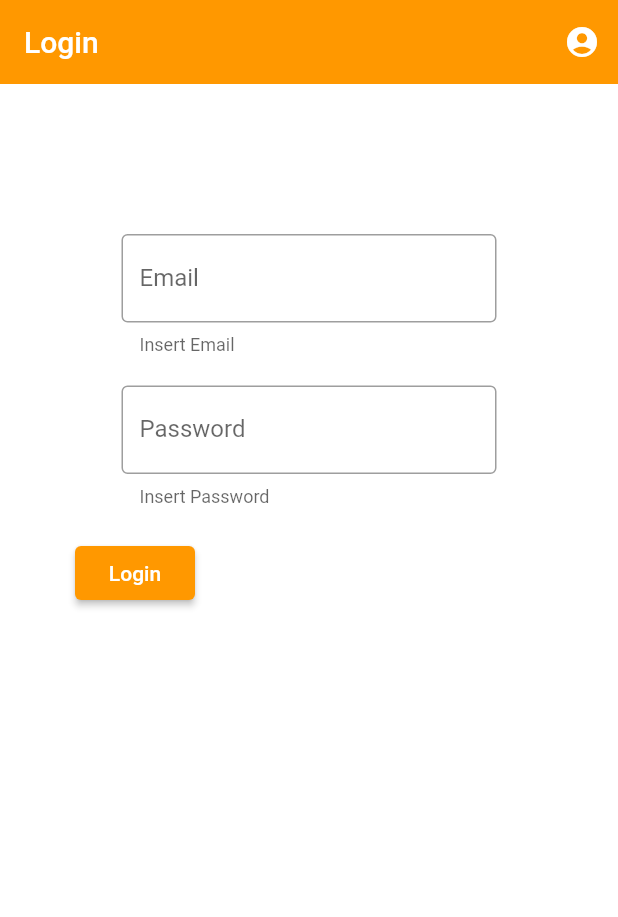
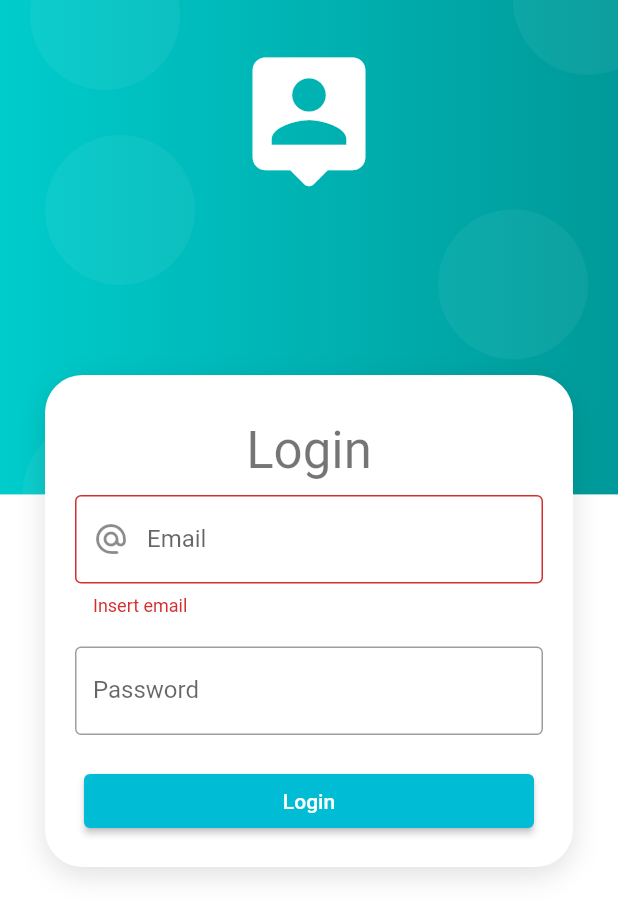
Before and after one commit to SpiritVideogames/trabajo_flutter, a Flutter app: the screen it shows after launch, after a tap on "Login", on a phone screen of 412 x 824 dp. Shown: the top 917 px of the screen. Run offline on Flutter 3.47's test engine with Material 2 defaults, Android fonts, the phone set to English and light mode, and no system bars.

Commit message:
Editing login screen, create loginFormProvider

```diff
--- a/lib/main.dart
+++ b/lib/main.dart
@@ -17,10 +17,11 @@ class MyApp extends StatelessWidget {
       routes: AppRoutes.getAppRoutes(),
       theme: ThemeData.light().copyWith(
           //Color primario
-          primaryColor: Colors.orange[100],
+          scaffoldBackgroundColor: Colors.grey[300],
 
           //appbar thme
-          appBarTheme: const AppBarTheme(color: Colors.orange, elevation: 0)),
+          appBarTheme:
+              AppBarTheme(color: Colors.cyanAccent[200], elevation: 0)),
     );
   }
 }
--- /dev/null
+++ b/lib/providers/login_form_provider.dart
@@ -0,0 +1,12 @@
+import 'package:flutter/material.dart';
+
+class LoginFormProvider extends ChangeNotifier {
+  GlobalKey<FormState> formKey = new GlobalKey<FormState>();
+
+  String email = '';
+  String password = '';
+
+  bool isValidForm() {
+    return formKey.currentState?.validate() ?? false;
+  }
+}
--- a/lib/screens/edit_admin_screen.dart
+++ b/lib/screens/edit_admin_screen.dart
@@ -5,10 +5,18 @@ class EditScreen extends StatelessWidget {
 
   @override
   Widget build(BuildContext context) {
-    return const Scaffold(
-      body: Center(
-
+    return Scaffold(
+      appBar: AppBar(
+        title: const Text('Users'),
+        elevation: 0,
+        actions: [
+          IconButton(
+            icon: const Icon(Icons.account_circle),
+            onPressed: () {},
+          ),
+        ],
       ),
+      body: Center(),
     );
   }
 }
--- a/lib/screens/login_screen.dart
+++ b/lib/screens/login_screen.dart
@@ -1,64 +1,96 @@
 import 'package:flutter/material.dart';
 
 import '../providers/login_api_provider.dart';
-import '../widgets/custom_input_field.dart';
+import '../providers/login_form_provider.dart';
+import '../widgets/widgets.dart';
+import 'package:provider/provider.dart';
 
 class LoginScreen extends StatelessWidget {
   const LoginScreen({Key? key}) : super(key: key);
 
   @override
   Widget build(BuildContext context) {
-    final GlobalKey<FormState> myFormKey = GlobalKey<FormState>();
-    String email = 'raul@gmail.com';
-    String password = '123456';
     return Scaffold(
         backgroundColor: Colors.white,
-      appBar: AppBar(
-        title: const Text('Login'),
-        elevation: 0,
-        actions: [
-          IconButton(
-            icon: const Icon(Icons.account_circle),
-            onPressed: () {},
-          ),
-        ],
-      ),
-      body: Center(
-        child: Form(
-            key: myFormKey,
+        body: AuthBackground(
+            child: SingleChildScrollView(
                 child: Column(
           children: [
-                const SizedBox(height: 100),
-                CustomInputField(key, 'User Email', 'Email', 'Insert Email'),
+            const SizedBox(height: 250),
+            CardContainer(
+                child: Column(
+              children: [
+                const SizedBox(height: 10),
+                Text('Login', style: Theme.of(context).textTheme.headline4),
+                const SizedBox(height: 10),
+                ChangeNotifierProvider(
+                  create: (_) => LoginFormProvider(),
+                  child: _LoginForm(),
+                )
+              ],
+            )),
+          ],
+        ))));
+  }
+}
+
+class _LoginForm extends StatelessWidget {
+  @override
+  Widget build(BuildContext context) {
+    final loginForm = Provider.of<LoginFormProvider>(context);
+    return Form(
+        key: loginForm.formKey,
+        autovalidateMode: AutovalidateMode.onUserInteraction,
+        child: Column(
+          children: [
+            TextFormField(
+                autocorrect: false,
+                keyboardType: TextInputType.emailAddress,
+                decoration: const InputDecoration(
+                  hintText: 'User email',
+                  labelText: 'Email',
+                  prefixIcon: Icon(Icons.alternate_email_rounded),
+                  border: OutlineInputBorder(),
+                ),
+                onChanged: (value) => loginForm.email = value,
+                validator: (value) {
+                  String pattern =
+                      r'^(([^<>()[\]\\.,;:\s@\"]+(\.[^<>()[\]\\.,;:\s@\"]+)*)|(\".+\"))@((\[[0-9]{1,3}\.[0-9]{1,3}\.[0-9]{1,3}\.[0-9]{1,3}\])|(([a-zA-Z\-0-9]+\.)+[a-zA-Z]{2,}))$';
+
+                  RegExp regExp = new RegExp(pattern);
+                  return regExp.hasMatch(value ?? '') ? null : 'Insert email';
+                }),
             const SizedBox(height: 20),
-                CustomInputField(
-                    key, 'User Password', 'Password', 'Insert Password'),
+            TextFormField(
+              autocorrect: false,
+              decoration: const InputDecoration(
+                hintText: 'User password',
+                labelText: 'Password',
+                border: OutlineInputBorder(),
+              ),
+              onChanged: (value) => loginForm.password = value,
+            ),
             const SizedBox(height: 20),
-                Row(
-                  crossAxisAlignment: CrossAxisAlignment.center,
-                  children: [
-                    const SizedBox(width: 50),
-                    ElevatedButton(
+            SizedBox(
+              width: 300,
+              child: ElevatedButton(
                 style: ButtonStyle(
-                        backgroundColor:
-                            MaterialStateProperty.all(Colors.orange),
-                        fixedSize:
-                            MaterialStateProperty.all(const Size(80, 30)),
+                  backgroundColor: MaterialStateProperty.all(Colors.cyan),
+                  fixedSize: MaterialStateProperty.all(
+                      const Size(double.infinity, 30)),
                 ),
                 onPressed: () {
                   FocusScope.of(context).requestFocus(FocusNode());
-
-                        LoginApiProvider().postLogin(email, password);
-
-                        //Navigator(),
+                  if (loginForm.isValidForm()) {
+                    LoginApiProvider()
+                        .postLogin(loginForm.email, loginForm.password);
+                    Navigator.pushNamed(context, 'edit');
+                  }
                 },
-                      child: const Text('Login'),
+                child: const Center(child: Text('Login')),
+              ),
             ),
           ],
-                ),
-              ],
-            )),
-      ),
-    );
+        ));
   }
 }
--- /dev/null
+++ b/lib/widgets/auth_background.dart
@@ -0,0 +1,87 @@
+import 'package:flutter/material.dart';
+import 'package:flutter/src/widgets/container.dart';
+import 'package:flutter/src/widgets/framework.dart';
+
+class AuthBackground extends StatelessWidget {
+  final Widget child;
+
+  const AuthBackground({super.key, required this.child});
+  @override
+  Widget build(BuildContext context) {
+    return Container(
+      width: double.infinity,
+      height: double.infinity,
+      child: Stack(
+        // ignore: prefer_const_literals_to_create_immutables
+        children: [
+          const _ColorBox(),
+          const HeaderIcon(),
+          child,
+        ],
+      ),
+    );
+  }
+}
+
+class HeaderIcon extends StatelessWidget {
+  const HeaderIcon({
+    Key? key,
+  }) : super(key: key);
+
+  @override
+  Widget build(BuildContext context) {
+    return SafeArea(
+      child: Container(
+        width: double.infinity,
+        margin: const EdgeInsets.only(top: 30),
+        child: const Icon(Icons.person_pin_rounded,
+            color: Colors.white, size: 100),
+      ),
+    );
+  }
+}
+
+class _ColorBox extends StatelessWidget {
+  const _ColorBox({super.key});
+
+  @override
+  Widget build(BuildContext context) {
+    final size = MediaQuery.of(context).size;
+    return Container(
+        width: double.infinity,
+        height: size.height * 0.4,
+        decoration: _buildBoxDecoration(),
+        child: Stack(
+          children: [
+            Positioned(top: 90, left: 30, child: _Bubble()),
+            Positioned(top: -40, left: 20, child: _Bubble()),
+            Positioned(top: -50, right: -30, child: _Bubble()),
+            Positioned(bottom: -50, left: 15, child: _Bubble()),
+            Positioned(bottom: 90, right: 20, child: _Bubble()),
+          ],
+        ));
+  }
+
+  BoxDecoration _buildBoxDecoration() {
+    return const BoxDecoration(
+      gradient: LinearGradient(colors: [
+        Color.fromRGBO(0, 204, 204, 1),
+        Color.fromRGBO(0, 153, 153, 1)
+      ]),
+    );
+  }
+}
+
+class _Bubble extends StatelessWidget {
+  @override
+  Widget build(BuildContext context) {
+    return Container(
+      width: 100,
+      height: 100,
+      decoration: BoxDecoration(
+        borderRadius: BorderRadius.circular(100),
+        color: const Color.fromRGBO(255, 255, 255, 0.05),
+      ),
+    );
+  }
+}
--- /dev/null
+++ b/lib/widgets/card_container.dart
@@ -0,0 +1,32 @@
+import 'package:flutter/material.dart';
+
+class CardContainer extends StatelessWidget {
+  final Widget child;
+
+  const CardContainer({Key? key, required this.child}) : super(key: key);
+
+  @override
+  Widget build(BuildContext context) {
+    return Padding(
+      padding: const EdgeInsets.symmetric(horizontal: 30),
+      child: Container(
+        width: double.infinity,
+        padding: EdgeInsets.all(20),
+        decoration: _createCardShape(),
+        child: child,
+      ),
+    );
+  }
+
+  BoxDecoration _createCardShape() => BoxDecoration(
+          color: Colors.white,
+          borderRadius: BorderRadius.circular(25),
+          // ignore: prefer_const_literals_to_create_immutables
+          boxShadow: [
+            const BoxShadow(
+              color: Colors.black12,
+              blurRadius: 15,
+              offset: Offset(0, 5),
+            )
+          ]);
+}
--- a/lib/widgets/custom_input_field.dart
+++ b/lib/widgets/custom_input_field.dart
@@ -4,19 +4,32 @@ class CustomInputField extends StatelessWidget {
   final String? hintText;
   final String? labelText;
   final String? helperText;
+  final TextInputType? keyboardType;
+  final bool obscureText;
+
+  final String formProperty;
+  final Map<String, String> formValues;
 
   const CustomInputField(
-    Key? key,
-    this.hintText,
-    this.labelText,
-    this.helperText,
-  ) : super(key: key);
+      Key? key,
+      this.hintText,
+      this.labelText,
+      this.helperText,
+      this.keyboardType,
+      this.obscureText,
+      this.formProperty,
+      this.formValues)
+      : super(key: key);
 
   @override
   Widget build(BuildContext context) {
     return SizedBox(
-      width: 250,
+      width: 300,
       child: TextFormField(
+        textCapitalization: TextCapitalization.words,
+        keyboardType: keyboardType,
+        obscureText: obscureText,
+        onChanged: (value) => formValues[formProperty] = value,
         autofocus: true,
         validator: (value) {
           if (value == null) return 'Empty Fields';
--- /dev/null
+++ b/lib/widgets/widgets.dart
@@ -0,0 +1,3 @@
+export '../widgets/custom_input_field.dart';
+export '../widgets/auth_background.dart';
+export '../widgets/card_container.dart';
--- a/pubspec.yaml
+++ b/pubspec.yaml
@@ -37,6 +37,7 @@ dependencies:
   # Use with the CupertinoIcons class for iOS style icons.
   cupertino_icons: ^1.0.2
   http: ^0.13.5
+  provider: ^6.0.4
 
 dev_dependencies:
   flutter_test:
```
Also changed, not shown: pubspec.lock. Lines whose indentation alone changed are shown as unchanged.
